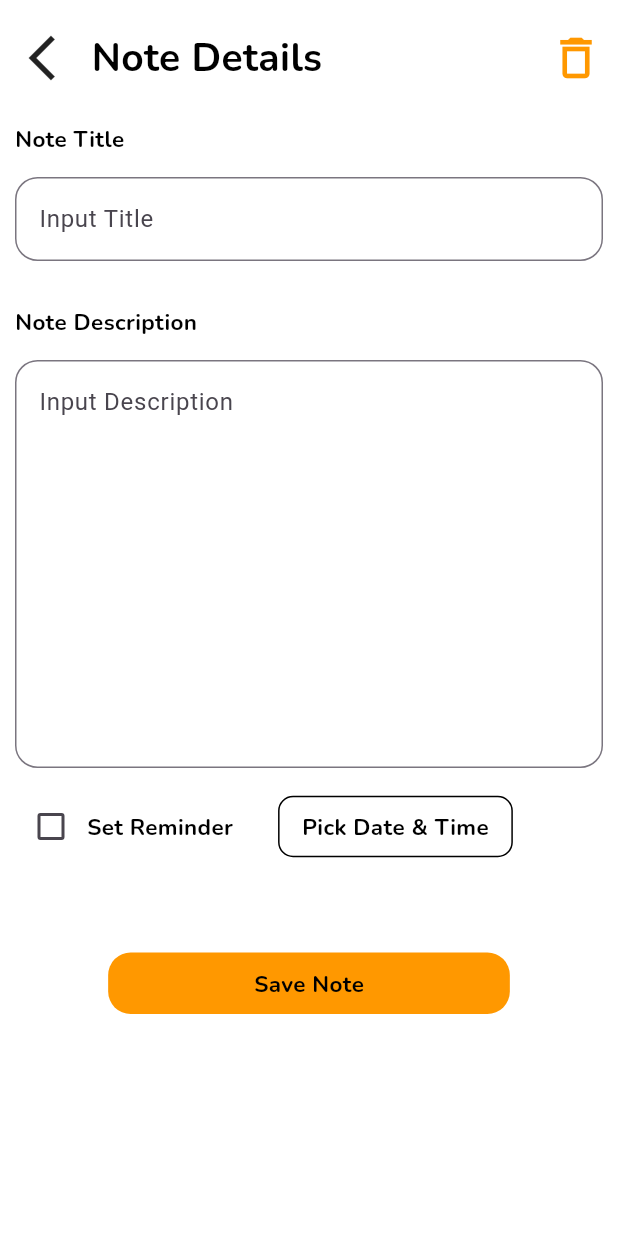
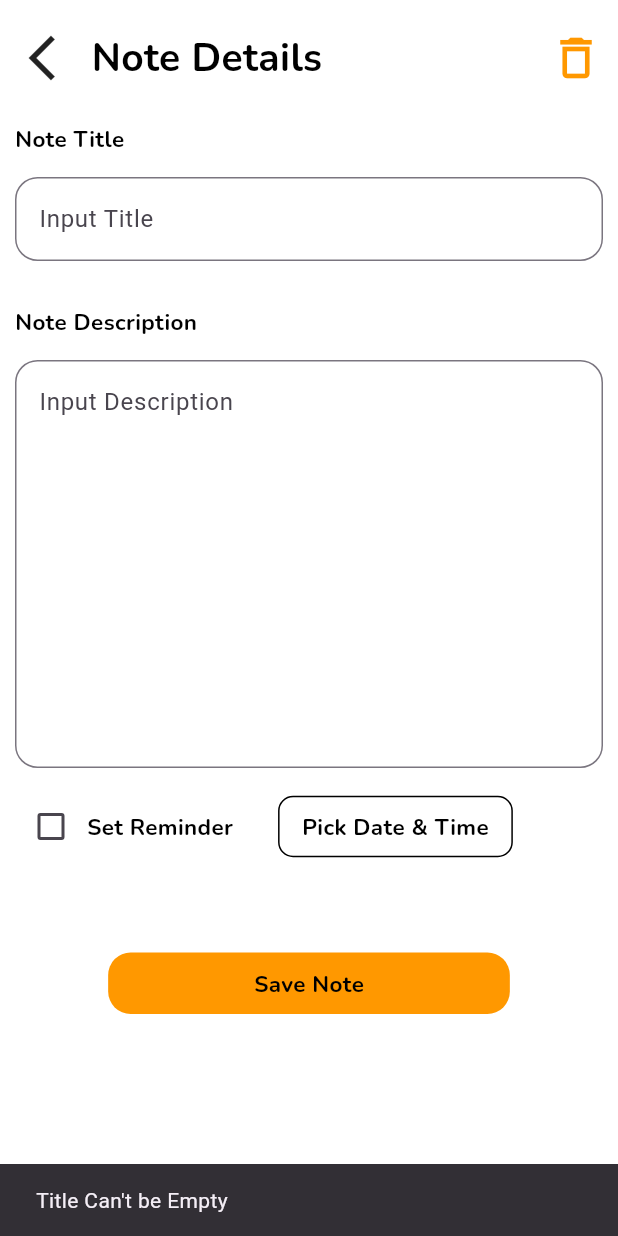
Before and after one commit to emondd4/secure_notes, a Flutter app: the NoteEntryScreen screen opened by its route, after a tap on "Save Note", on a phone screen of 412 x 824 dp. Run offline on Flutter 3.47's test engine with Material 3 defaults, Android fonts, the phone set to English and light mode, and no system bars; our stand-ins replace connectivity_plus, dio, firebase_auth, firebase_core, flutter_secure_storage, flutter_svg and 7 more; accounts and stored records are empty; network calls fail; statements that could not run were skipped.

Commit message:
create note api done

```diff
--- a/lib/Screens/Dashboard/DashboardController.dart
+++ b/lib/Screens/Dashboard/DashboardController.dart
@@ -20,7 +20,7 @@ class DashboardController extends GetxController{
     name.value = await SecureStorage().readSecureData("Name");
     image.value = await SecureStorage().readSecureData("Photo");
     noteList.value = await SecureStorage().getNoteList() ?? NoteListBaseResponse(data: Data(data: []));
-    getMovieList();
+    getNoteList();
     super.onInit();
   }
 
@@ -29,7 +29,7 @@ class DashboardController extends GetxController{
   }
 
   ///Api Calls
-  Future getMovieList() async {
+  Future getNoteList() async {
 
     CommonUtil.instance.internetCheck().then((value) async {
       if (value) {
--- a/lib/Screens/Dashboard/DashboardScreen.dart
+++ b/lib/Screens/Dashboard/DashboardScreen.dart
@@ -57,7 +57,9 @@ class DashboardScreen extends StatelessWidget {
           itemCount: controller.noteList.value?.data?.data?.length,
         )),
         floatingActionButton: FloatingActionButton(
-          onPressed: () {},
+          onPressed: () {
+            controller.gotoInputPage();
+          },
           shape:
               RoundedRectangleBorder(borderRadius: BorderRadius.circular(50.0)),
           backgroundColor: Colors.orange,
--- a/lib/Screens/NoteEntry/NoteEntryController.dart
+++ b/lib/Screens/NoteEntry/NoteEntryController.dart
@@ -1,12 +1,62 @@
+import 'package:flutter/cupertino.dart';
 import 'package:get/get.dart';
+import 'package:secure_notes/Models/CreateNoteBaseModel.dart';
+import 'package:secure_notes/Network/api_repository.dart';
+
+import '../../Network/api_urls.dart';
+import '../../Utils/AppCommonUtil.dart';
+import '../../Utils/AppUiUtils.dart';
 
 class NoteEntryController extends GetxController{
 
   RxString pickedDate = ''.obs;
+
+  TextEditingController titleController = TextEditingController();
+  TextEditingController descController = TextEditingController();
+  final ApiRepository _apiRepository = ApiRepository();
 
   @override
   void onInit() {
     super.onInit();
   }
 
+  Future createNote() async {
+
+    if (titleController.text.isEmpty) {
+      UIUtil.instance.showToast(Get.context!, "Title Can't be Empty");
+      return;
+    }
+
+    if (descController.text.isEmpty) {
+      UIUtil.instance.showToast(Get.context!, "Description Can't be Empty");
+      return;
+    }
+
+
+    CommonUtil.instance.internetCheck().then((value) async {
+      if (value) {
+
+        Map<String,dynamic> body = {
+          "title": titleController.text.trim(),
+          "description": descController.text.trim()
+        };
+
+        _apiRepository.saveNote(Get.context!, ApiUrls.baseUrl + ApiUrls.getNotes, null,body,
+            onSuccess: (CreateNoteBaseModel response) async {
+              if (response != null) {
+                UIUtil.instance.showToast(Get.context!, response.message.toString());
+                Get.back();
+              } else {
+                UIUtil.instance.onFailed('Failed to Create Note');
+              }
+            },
+            onFailure: (String error) {
+              UIUtil.instance.onFailed(error);
+            });
+      } else {
+        UIUtil.instance.onNoInternet();
+      }
+    });
+  }
+
 }
--- a/lib/Screens/NoteEntry/NoteEntryScreen.dart
+++ b/lib/Screens/NoteEntry/NoteEntryScreen.dart
@@ -67,9 +67,9 @@ class NoteEntryScreen extends StatelessWidget {
                 const SizedBox(
                   height: 15.0,
                 ),
-                const TextField(
+                TextField(
                   textAlign: TextAlign.start,
-                  decoration: InputDecoration(
+                  decoration: const InputDecoration(
                     hintText: 'Input Title',
                     border: OutlineInputBorder(
                       borderRadius: BorderRadius.all(
@@ -81,6 +81,7 @@ class NoteEntryScreen extends StatelessWidget {
                       ),
                     ),
                   ),
+                  controller: controller.titleController,
                 ),
                 const SizedBox(
                   height: 30.0,
@@ -95,9 +96,9 @@ class NoteEntryScreen extends StatelessWidget {
                 const SizedBox(
                   height: 15.0,
                 ),
-                const TextField(
+                TextField(
                   textAlign: TextAlign.start,
-                  decoration: InputDecoration(
+                  decoration: const InputDecoration(
                     hintText: 'Input Description',
                     border: OutlineInputBorder(
                       borderRadius: BorderRadius.all(
@@ -110,6 +111,7 @@ class NoteEntryScreen extends StatelessWidget {
                     ),
                   ),
                   maxLines: 10,
+                  controller: controller.descController,
                 ),
                 const SizedBox(
                   height: 15.0,
@@ -172,6 +174,7 @@ class NoteEntryScreen extends StatelessWidget {
                   alignment: Alignment.center,
                   child: InkWell(
                     onTap: () {
+                      controller.createNote();
                     },
                     child: Container(
                       height: 41.0,
```
